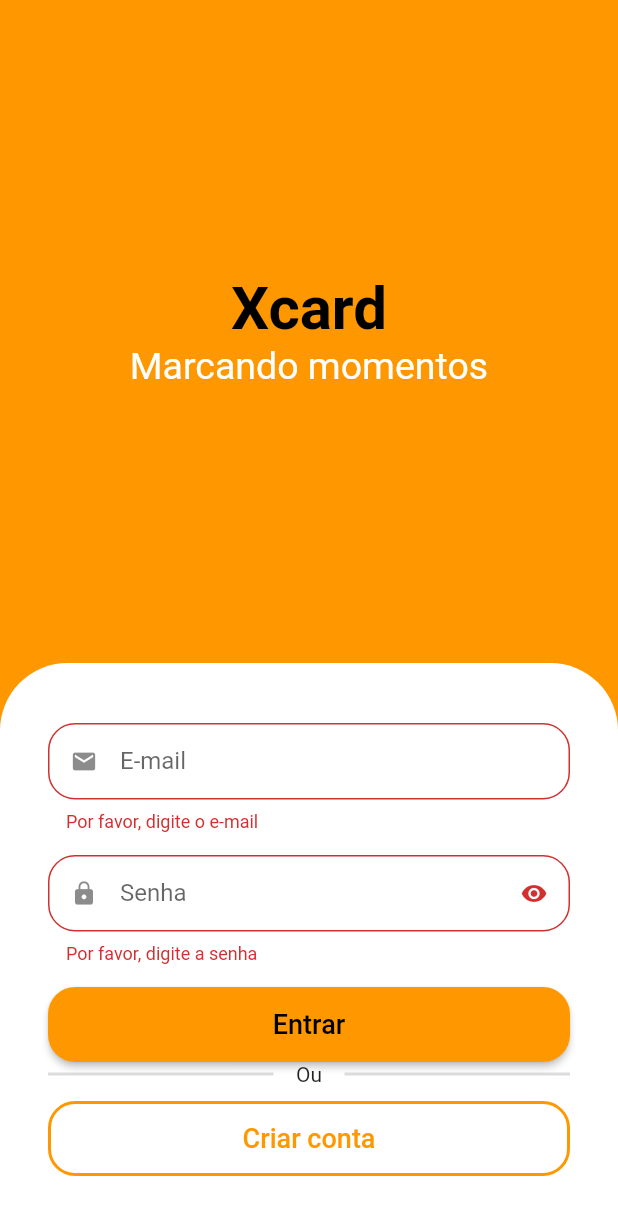
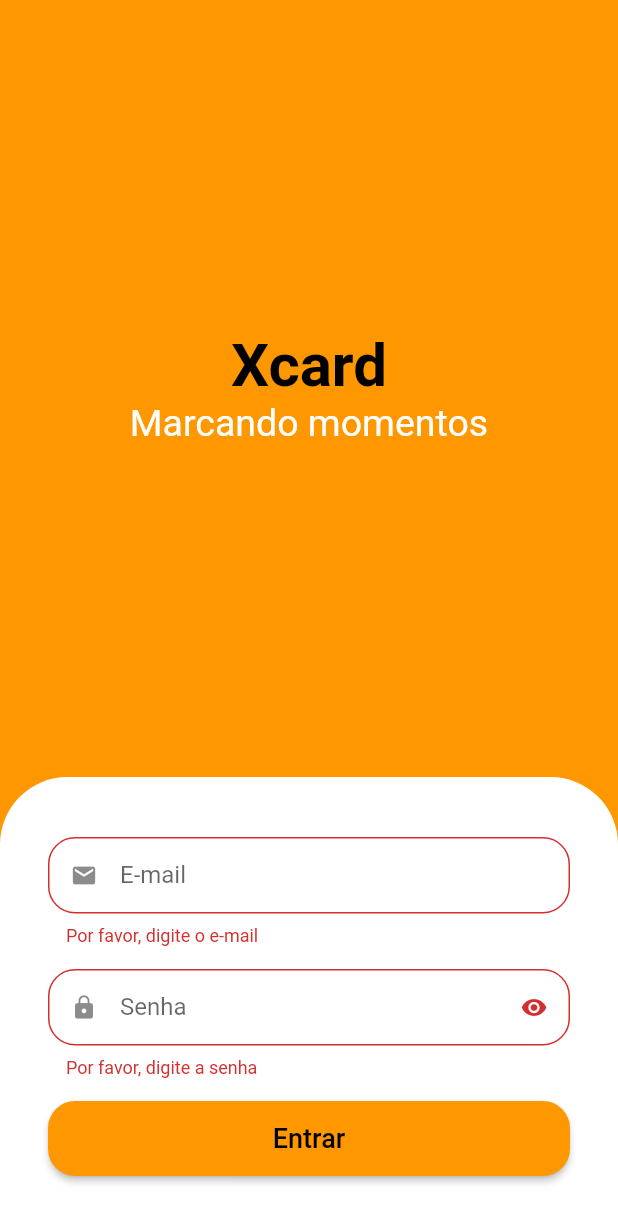
Before and after one commit to mateusdiasherculano/Xcard, a Flutter app: the screen it shows after launch, after a tap on "Entrar", on a phone screen of 412 x 824 dp. Shown: the top 1223 px of the screen. Run offline on Flutter 3.47's test engine with Material 2 defaults, Android fonts, the phone set to English and light mode, and no system bars; drawn by our look-alikes of animated_text_kit; our stand-ins replace email_validator, mask_text_input_formatter, pdf, shared_preferences; missing offline and left inert: flutter_pdfview, share_extend.

Commit message:
atualizacao de todo o aplicativo

```diff
--- a/lib/src/core/routes.dart
+++ b/lib/src/core/routes.dart
@@ -1,3 +1,33 @@
-class AppRoutes {
-  static const USER_FORM = '/user-form';
+import 'package:flutter/cupertino.dart';
+import 'package:flutter/material.dart';
+
+import '../features/screen/cadastro_model_screen.dart';
+import '../features/screen/create_perfil_screen.dart';
+import '../features/screen/gerador_pdf_screen.dart';
+import '../features/screen/menu_principal.dart';
+import '../features/screen/user_list_screen.dart';
+
+class Routes {
+  // static const USER_FORM = '/user-form';
+  static Route<dynamic> generateRoute(RouteSettings settings) {
+    switch (settings.name) {
+      case 'TelaHome':
+        return MaterialPageRoute(builder: (_) => MenuPrincipal());
+      case 'CadastroCliente':
+        return MaterialPageRoute(builder: (_) => const UserListScreen());
+      case 'CadastroUsuario':
+        return MaterialPageRoute(builder: (_) => const CreatePerfilScreen());
+      case 'CadastroModeloPDF':
+        return MaterialPageRoute(builder: (_) => const CadastroModelScreen());
+      case 'geradorPDF':
+        return MaterialPageRoute(builder: (_) => const GeradorPDF());
+    }
+    return MaterialPageRoute(builder: (_) {
+      return Scaffold(
+        body: Center(
+          child: Text('No route defined for ${settings.name}'),
+        ),
+      );
+    });
+  }
 }
--- a/lib/src/features/screen/cadastro_user.dart
+++ b/lib/src/features/screen/cadastro_user.dart
@@ -1,7 +1,6 @@
 import 'package:flutter/material.dart';
 import 'package:provider/provider.dart';
 
-import '../../core/routes.dart';
 import '../../models/user.dart';
 import '../controller/user_provider.dart';
 
@@ -35,7 +34,7 @@ class CadastroUserScreen extends StatelessWidget {
                 IconButton(
                   onPressed: () {
                     Navigator.of(context).pushNamed(
-                      AppRoutes.USER_FORM,
+                      'CadastroUsuario',
                       arguments: user,
                     );
                   },
--- a/lib/src/features/screen/signin_screen.dart
+++ b/lib/src/features/screen/signin_screen.dart
@@ -1,8 +1,7 @@
 import 'package:animated_text_kit/animated_text_kit.dart';
 import 'package:email_validator/email_validator.dart';
 import 'package:flutter/material.dart';
-import 'package:pdf_generator/src/features/screen/home_screen.dart';
-import 'package:pdf_generator/src/features/screen/signup_screen.dart';
+import 'package:pdf_generator/src/features/screen/menu_principal.dart';
 import 'package:provider/provider.dart';
 
 import '../../components/custom_text_field.dart';
@@ -150,7 +149,7 @@ class _SignInScreenState extends State<SignInScreen> {
                                 if (_isFormValid) {
                                   Navigator.of(context)
                                       .push(MaterialPageRoute(builder: (c) {
-                                    return const HomeScreen();
+                                    return MenuPrincipal();
                                   }));
                                 }
                               },
@@ -160,72 +159,6 @@ class _SignInScreenState extends State<SignInScreen> {
                               ),
                             );
                           })),
-                      /*Align(
-                        alignment: Alignment.centerRight,
-                        child: TextButton(
-                          onPressed: () {},
-                          child: const Text(
-                            'Esqueceu a senha?',
-                            style: TextStyle(
-                              color: Colors.red,
-                            ),
-                          ),
-                        ),
-                      ),*/
-                      Padding(
-                        padding: const EdgeInsets.only(bottom: 10),
-                        child: Row(
-                          children: [
-                            Expanded(
-                              child: Divider(
-                                color: Colors.grey.withAlpha(90),
-                                thickness: 2,
-                              ),
-                            ),
-                            const Padding(
-                              padding: EdgeInsets.symmetric(horizontal: 15),
-                              child: Text('Ou'),
-                            ),
-                            Expanded(
-                              child: Divider(
-                                color: Colors.grey.withAlpha(90),
-                                thickness: 2,
-                              ),
-                            ),
-                          ],
-                        ),
-                      ),
-                      SizedBox(
-                        height: 50,
-                        child: OutlinedButton(
-                          style: OutlinedButton.styleFrom(
-                            shape: RoundedRectangleBorder(
-                              borderRadius: BorderRadius.circular(18),
-                            ),
-                            side: const BorderSide(
-                              width: 2,
-                              color: Colors.orange,
-                            ),
-                          ),
-                          onPressed: () {
-                            _controller.submitForm(
-                              _formKey,
-                              _emailController.text,
-                              _passwordController.text,
-                            );
-                            Navigator.of(context)
-                                .push(MaterialPageRoute(builder: (c) {
-                              return const SignUpScreen();
-                            }));
-                          },
-                          child: const Text(
-                            'Criar conta',
-                            style: TextStyle(
-                              fontSize: 18,
-                            ),
-                          ),
-                        ),
-                      ),
                     ],
                   ),
                 ),
--- a/lib/src/features/screen/user_form_screen.dart
+++ b/lib/src/features/screen/user_form_screen.dart
@@ -37,7 +37,7 @@ class _UserFormScreen extends State<UserFormScreen> {
     return Scaffold(
       appBar: AppBar(
         centerTitle: true,
-        title: const Text('Formulário de Usuário'),
+        title: const Text('Formulário de Cliente'),
         actions: [
           IconButton(
             onPressed: () {
--- a/lib/src/widget/app_widget.dart
+++ b/lib/src/widget/app_widget.dart
@@ -3,12 +3,11 @@ import 'package:pdf_generator/src/features/controller/signin_controller.dart';
 import 'package:provider/provider.dart';
 
 import '../core/routes.dart';
+import '../features/controller/cadastro_model_controller.dart';
 import '../features/controller/cadastro_user_controller.dart';
-import '../features/controller/model_registration_controller.dart';
-import '../features/controller/signup_controller.dart';
+import '../features/controller/create_perfil_controller.dart';
 import '../features/controller/user_provider.dart';
 import '../features/screen/signin_screen.dart';
-import '../features/screen/user_form_screen.dart';
 
 class AppWidget extends StatelessWidget {
   const AppWidget({super.key});
@@ -33,9 +32,8 @@ class AppWidget extends StatelessWidget {
           primarySwatch: Colors.orange,
         ),
         home: SignInScreen(),
-        routes: {
-          AppRoutes.USER_FORM: (ctx) => UserFormScreen(),
-        },
+        //onGenerateRoute: ,
+        onGenerateRoute: Routes.generateRoute,
       ),
     );
   }
```
Also changed, not shown: lib/src/features/screen/cadastro_model_screen.dart (renamed from lib/src/home/model_registration.dart, +8 -9 lines), lib/src/features/screen/create_perfil_screen.dart (renamed from lib/src/features/screen/signup_screen.dart, +5 -5 lines), lib/src/features/screen/gerador_pdf_screen.dart (added, +10 -0 lines), lib/src/features/screen/home_screen.dart (deleted, +0 -51 lines), lib/src/features/screen/menu_principal.dart (added, +139 -0 lines), lib/src/shared/CirclePainter.dart (added, +33 -0 lines), lib/src/shared/appbar.dart (added, +32 -0 lines), lib/src/features/controller/cadastro_model_controller.dart (renamed from lib/src/features/controller/model_registration_controller.dart), lib/src/features/controller/create_perfil_controller.dart (renamed from lib/src/features/controller/signup_controller.dart).
